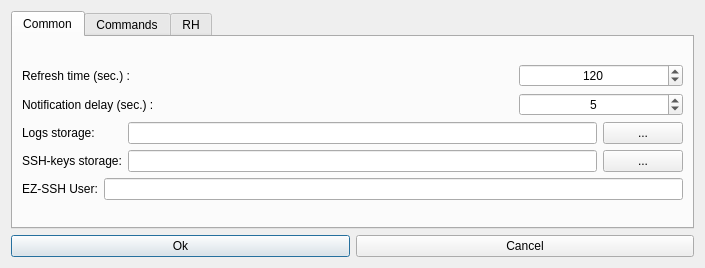
Before: the Qt Designer form hub/forms/DlgSettings.ui in subutai-io/control-center, drawn with Qt 5.
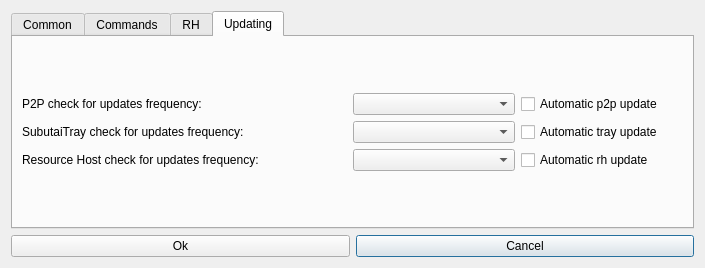
After: the same form once the commit is applied. The open tabs and pages were chosen to show the change. Icons and pictures are not drawn.

The edit to the form file:
```diff
--- a/hub/forms/DlgSettings.ui
+++ b/hub/forms/DlgSettings.ui
@@ -25,13 +25,6 @@
     <layout class="QGridLayout" name="gridLayout_5">
      <item row="1" column="0">
       <layout class="QGridLayout" name="gridLayout_3">
-       <item row="0" column="0">
-        <widget class="QPushButton" name="btn_ok">
-         <property name="text">
-          <string>Ok</string>
-         </property>
-        </widget>
-       </item>
        <item row="0" column="1">
         <widget class="QPushButton" name="btn_cancel">
          <property name="text">
@@ -39,6 +32,13 @@
          </property>
         </widget>
        </item>
+       <item row="0" column="0">
+        <widget class="QPushButton" name="btn_ok">
+         <property name="text">
+          <string>Ok</string>
+         </property>
+        </widget>
+       </item>
       </layout>
      </item>
      <item row="0" column="0">
@@ -276,6 +276,68 @@
          </item>
         </layout>
        </widget>
+       <widget class="QWidget" name="tab_updating">
+        <attribute name="title">
+         <string>Updating</string>
+        </attribute>
+        <layout class="QVBoxLayout" name="verticalLayout_3">
+         <item>
+          <layout class="QGridLayout" name="gridLayout_9" columnstretch="2,1,1">
+           <item row="0" column="0">
+            <widget class="QLabel" name="lbl_p2p_update">
+             <property name="text">
+              <string>P2P check for updates frequency:</string>
+             </property>
+            </widget>
+           </item>
+           <item row="0" column="1">
+            <widget class="QComboBox" name="cb_p2p_frequency"/>
+           </item>
+           <item row="0" column="2">
+            <widget class="QCheckBox" name="chk_p2p_autoupdate">
+             <property name="text">
+              <string>Automatic p2p update</string>
+             </property>
+            </widget>
+           </item>
+           <item row="1" column="0">
+            <widget class="QLabel" name="lbl_tray_update">
+             <property name="text">
+              <string>SubutaiTray check for updates frequency:</string>
+             </property>
+            </widget>
+           </item>
+           <item row="1" column="1">
+            <widget class="QComboBox" name="cb_tray_frequency"/>
+           </item>
+           <item row="1" column="2">
+            <widget class="QCheckBox" name="chk_tray_autoupdate">
+             <property name="text">
+              <string>Automatic tray update</string>
+             </property>
+            </widget>
+           </item>
+           <item row="2" column="0">
+            <widget class="QLabel" name="lbl_rh_update">
+             <property name="text">
+              <string>Resource Host check for updates frequency:</string>
+             </property>
+            </widget>
+           </item>
+           <item row="2" column="1">
+            <widget class="QComboBox" name="cb_rh_frequency"/>
+           </item>
+           <item row="2" column="2">
+            <widget class="QCheckBox" name="chk_rh_autoupdate">
+             <property name="text">
+              <string>Automatic rh update</string>
+             </property>
+            </widget>
+           </item>
+          </layout>
+         </item>
+        </layout>
+       </widget>
       </widget>
      </item>
     </layout>
```
